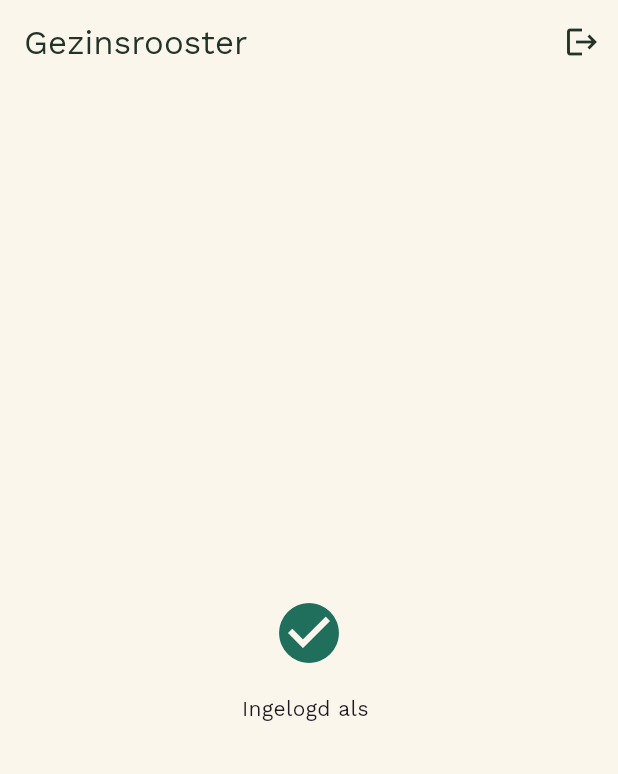
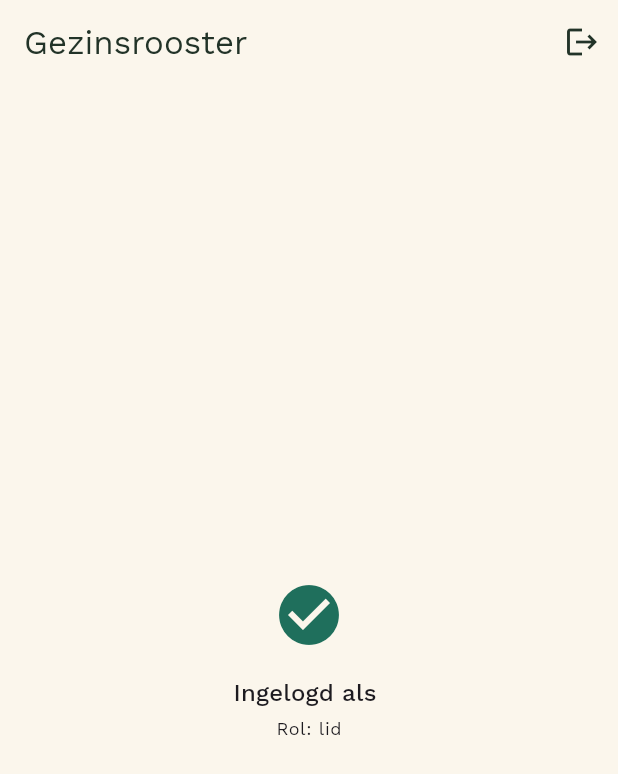
Before and after one commit to TripR27/uurrooster-app, a Flutter app: the screen it shows once a user with an empty profile is signed in, on a phone screen of 412 x 824 dp. Shown: the top 774 px of the screen. Run offline on Flutter 3.47's test engine with Material 3 defaults, Android fonts, the phone set to English and light mode, and no system bars; our stand-ins replace cloud_firestore, firebase_auth, firebase_core, google_fonts; accounts and stored records are empty; statements that could not run were skipped.

Commit message:
Stap 3: Firestore-datamodel + security rules
- lib/models/gebruiker.dart + lib/models/dienst.dart: datamodel voor de
  collecties `gebruikers` en `diensten` uit PROJECT_SPEC.md sectie 5.
- lib/services/gebruiker_service.dart: haalt het Firestore-profiel van een
  account op en maakt het automatisch aan (rol 'lid') bij de eerste login.
- firestore.rules: een lid kan enkel zijn eigen profiel/diensten lezen en
  schrijven; de beheerder mag alles lezen (voor het gezamenlijke
  overzicht). Niemand kan zichzelf beheerder maken via de app - dat veld
  wijzig je zelf handmatig in de Firestore-console.
- HomeScreen toont nu naam + rol uit Firestore i.p.v. enkel het e-mailadres.
- ACCOUNTS_AANMAKEN.md aangevuld met hoe je de Firestore-database aanmaakt,
  de rules publiceert, en iemand beheerder maakt.

Getest: inloggen faalt momenteel bewust met een nette
"permission-denied"-melding zolang de rules nog niet gepubliceerd zijn in
de Firebase Console - dat is de laatste handmatige stap die in
ACCOUNTS_AANMAKEN.md beschreven staat.

Co-Authored-By: Claude Sonnet 5 <noreply@anthropic.com>

```diff
--- /dev/null
+++ b/lib/models/gebruiker.dart
@@ -0,0 +1,46 @@
+import 'package:cloud_firestore/cloud_firestore.dart';
+
+/// De twee rollen uit PROJECT_SPEC.md sectie 2: een gewoon gezinslid kan
+/// enkel zijn/haar eigen rooster beheren, de beheerder mag daarnaast ook
+/// het gezamenlijke overzicht van iedereen bekijken en printen.
+enum GebruikerRol { lid, beheerder }
+
+extension GebruikerRolWaarde on GebruikerRol {
+  /// De string zoals die in Firestore opgeslagen wordt (zie ook
+  /// firestore.rules, die met diezelfde strings vergelijkt).
+  String get waarde {
+    switch (this) {
+      case GebruikerRol.beheerder:
+        return 'beheerder';
+      case GebruikerRol.lid:
+        return 'lid';
+    }
+  }
+
+  static GebruikerRol vanWaarde(String waarde) {
+    return waarde == 'beheerder' ? GebruikerRol.beheerder : GebruikerRol.lid;
+  }
+}
+
+/// Eén document uit de Firestore-collectie `gebruikers` (zie
+/// PROJECT_SPEC.md, sectie 5). Het document-id is gelijk aan de Firebase
+/// Auth uid van het account, zodat je met de uid altijd meteen het
+/// bijhorende profiel (naam + rol) kan opzoeken.
+class Gebruiker {
+  const Gebruiker({required this.uid, required this.naam, required this.rol});
+
+  final String uid;
+  final String naam;
+  final GebruikerRol rol;
+
+  bool get isBeheerder => rol == GebruikerRol.beheerder;
+
+  factory Gebruiker.vanDocument(DocumentSnapshot<Map<String, dynamic>> doc) {
+    final data = doc.data()!;
+    return Gebruiker(
+      uid: doc.id,
+      naam: data['naam'] as String,
+      rol: GebruikerRolWaarde.vanWaarde(data['rol'] as String),
+    );
+  }
+}
--- a/lib/screens/home_screen.dart
+++ b/lib/screens/home_screen.dart
@@ -1,11 +1,16 @@
 import 'package:firebase_auth/firebase_auth.dart';
 import 'package:flutter/material.dart';
 
+import '../models/gebruiker.dart';
+import '../services/gebruiker_service.dart';
+
 /// Startscherm na het inloggen.
 ///
-/// Nu nog een simpele placeholder die bevestigt wie er is ingelogd + een
-/// uitlogknop. De echte inhoud (eigen diensten bekijken, PDF uploaden, ...)
-/// komt in latere stappen van het bouwplan (zie PROJECT_SPEC.md).
+/// Nu nog een simpele placeholder die het Firestore-profiel (naam + rol)
+/// van de ingelogde gebruiker toont + een uitlogknop, als bevestiging dat
+/// het datamodel uit stap 3 werkt. De echte inhoud (eigen diensten
+/// bekijken, PDF uploaden, ...) komt in latere stappen van het bouwplan
+/// (zie PROJECT_SPEC.md).
 class HomeScreen extends StatelessWidget {
   const HomeScreen({super.key});
 
@@ -13,7 +18,7 @@ class HomeScreen extends StatelessWidget {
   Widget build(BuildContext context) {
     // `currentUser` is nooit null hier: AuthGate toont dit scherm alleen
     // wanneer er een ingelogde gebruiker is.
-    final gebruiker = FirebaseAuth.instance.currentUser!;
+    final account = FirebaseAuth.instance.currentUser!;
 
     return Scaffold(
       appBar: AppBar(
@@ -29,7 +34,28 @@ class HomeScreen extends StatelessWidget {
         ],
       ),
       body: Center(
-        child: Column(
+        // haalOfMaakProfiel() leest het Firestore-document van dit account,
+        // en maakt het aan (met rol 'lid') als het de allereerste keer is
+        // dat dit account inlogt.
+        child: FutureBuilder<Gebruiker>(
+          future: GebruikerService.haalOfMaakProfiel(account),
+          builder: (context, snapshot) {
+            if (snapshot.connectionState == ConnectionState.waiting) {
+              return const CircularProgressIndicator();
+            }
+            if (snapshot.hasError) {
+              return Padding(
+                padding: const EdgeInsets.all(24),
+                child: Text(
+                  'Kon het profiel niet laden uit Firestore:\n${snapshot.error}',
+                  textAlign: TextAlign.center,
+                  style: TextStyle(color: Theme.of(context).colorScheme.error),
+                ),
+              );
+            }
+
+            final profiel = snapshot.data!;
+            return Column(
               mainAxisSize: MainAxisSize.min,
               children: [
                 Icon(
@@ -38,8 +64,18 @@ class HomeScreen extends StatelessWidget {
                   size: 48,
                 ),
                 const SizedBox(height: 16),
-            Text('Ingelogd als ${gebruiker.email}'),
+                Text(
+                  'Ingelogd als ${profiel.naam}',
+                  style: Theme.of(context).textTheme.titleMedium,
+                ),
+                const SizedBox(height: 4),
+                Text(
+                  profiel.isBeheerder ? 'Rol: beheerder' : 'Rol: lid',
+                  style: Theme.of(context).textTheme.bodySmall,
+                ),
               ],
+            );
+          },
         ),
       ),
     );
--- /dev/null
+++ b/lib/services/gebruiker_service.dart
@@ -0,0 +1,44 @@
+import 'package:cloud_firestore/cloud_firestore.dart';
+import 'package:firebase_auth/firebase_auth.dart';
+
+import '../models/gebruiker.dart';
+
+/// Haalt het Firestore-profiel (collectie `gebruikers`) van een ingelogd
+/// account op, en maakt het automatisch aan bij de allereerste keer
+/// inloggen.
+///
+/// Nieuwe profielen krijgen altijd rol 'lid' — dat is met opzet, want de
+/// Firestore security rules (zie firestore.rules in de projectroot) staan
+/// niet toe dat een account zichzelf een andere rol geeft. Om iemand
+/// beheerder te maken past de beheerder dat veld handmatig aan in de
+/// Firebase Console (zie ACCOUNTS_AANMAKEN.md) — dat omzeilt de rules, want
+/// de Console werkt met eigenaarsrechten.
+class GebruikerService {
+  GebruikerService._();
+
+  static final _gebruikers = FirebaseFirestore.instance.collection(
+    'gebruikers',
+  );
+
+  static Future<Gebruiker> haalOfMaakProfiel(User account) async {
+    final doc = await _gebruikers.doc(account.uid).get();
+    if (doc.exists) {
+      return Gebruiker.vanDocument(doc);
+    }
+
+    final naam = _standaardNaam(account.email);
+    await _gebruikers.doc(account.uid).set({'naam': naam, 'rol': 'lid'});
+    return Gebruiker(uid: account.uid, naam: naam, rol: GebruikerRol.lid);
+  }
+
+  /// Bij gebrek aan een expliciet ingevoerde naam gebruiken we het stukje
+  /// van het e-mailadres vóór de '@', met een hoofdletter — bv.
+  /// "amy@gmail.com" wordt "Amy". De beheerder kan dit nadien nog aanpassen
+  /// in de Firebase Console.
+  static String _standaardNaam(String? email) {
+    if (email == null || !email.contains('@')) return 'Onbekend';
+    final lokaalDeel = email.split('@').first;
+    if (lokaalDeel.isEmpty) return 'Onbekend';
+    return lokaalDeel[0].toUpperCase() + lokaalDeel.substring(1);
+  }
+}
```
Also changed, not shown: lib/models/dienst.dart (added, +87 -0 lines), 2 other files. Lines whose indentation alone changed are shown as unchanged.
